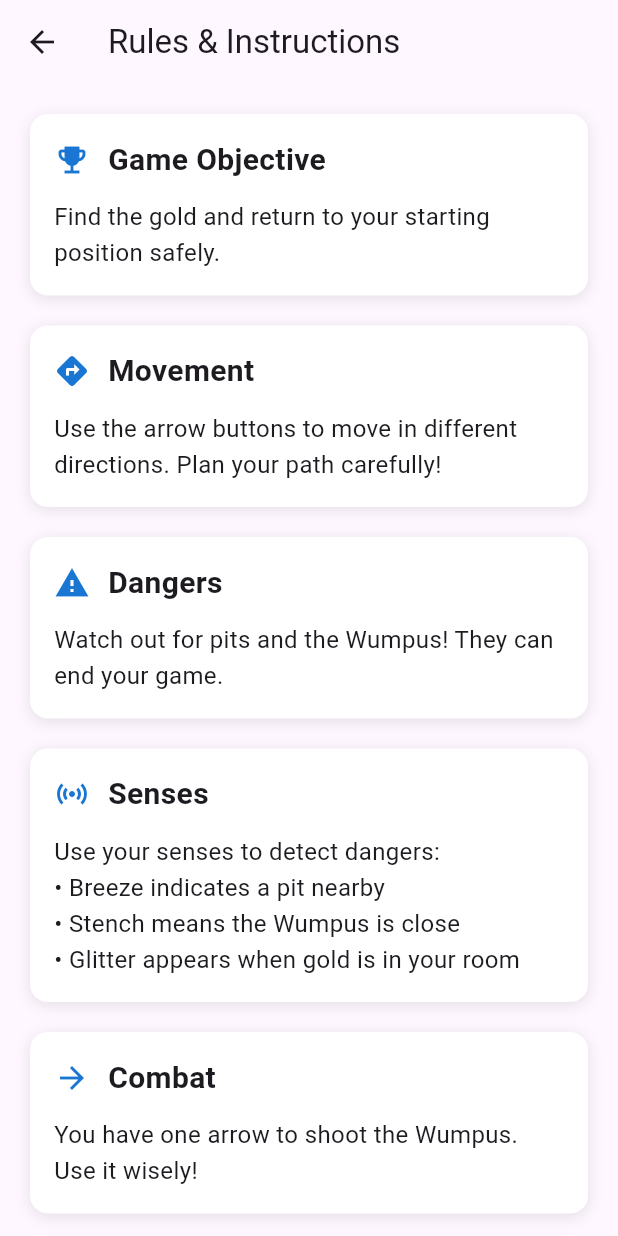
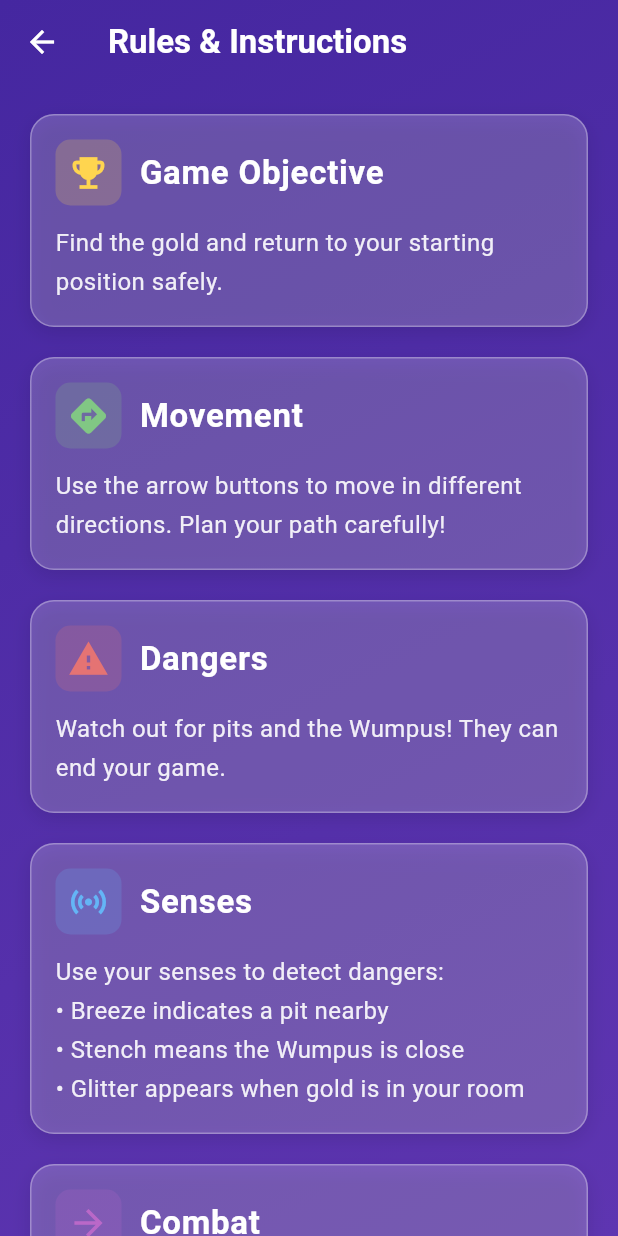
Before and after one commit to dbsmsen/wumpus-universe, a Flutter app: the RulesScreen screen opened by its route, on a phone screen of 412 x 824 dp. Run offline on Flutter 3.47's test engine with Material 3 defaults, Android fonts, the phone set to English and light mode, and no system bars; our stand-ins replace cloud_firestore, firebase_auth, firebase_core, google_sign_in; accounts and stored records are empty.

Commit message:
updated screens

```diff
--- a/lib/screens/rules_screen.dart
+++ b/lib/screens/rules_screen.dart
@@ -1,15 +1,47 @@
 import 'package:flutter/material.dart';
+import 'package:flutter/services.dart';
 
 class RulesScreen extends StatelessWidget {
   const RulesScreen({super.key});
 
   @override
   Widget build(BuildContext context) {
+    // Set system UI overlay style
+    SystemChrome.setSystemUIOverlayStyle(SystemUiOverlayStyle(
+      statusBarColor: Colors.transparent,
+      statusBarIconBrightness: Brightness.light,
+      systemNavigationBarColor: Colors.black.withOpacity(0.1),
+      systemNavigationBarIconBrightness: Brightness.light,
+    ));
+
     return Scaffold(
+      extendBodyBehindAppBar: true,
       appBar: AppBar(
-        title: const Text('Rules & Instructions'),
+        backgroundColor: Colors.transparent,
+        elevation: 0,
+        title: const Text(
+          'Rules & Instructions',
+          style: TextStyle(
+            color: Colors.white,
+            fontWeight: FontWeight.bold,
           ),
-      body: SingleChildScrollView(
+        ),
+        iconTheme: const IconThemeData(color: Colors.white),
+      ),
+      body: Container(
+        decoration: BoxDecoration(
+          gradient: LinearGradient(
+            begin: Alignment.topLeft,
+            end: Alignment.bottomRight,
+            colors: [
+              Colors.deepPurple.shade800,
+              Colors.deepPurple.shade600,
+            ],
+          ),
+        ),
+        child: SafeArea(
+          child: SingleChildScrollView(
+            physics: const BouncingScrollPhysics(),
             child: Padding(
               padding: const EdgeInsets.all(20.0),
               child: Column(
@@ -19,56 +51,69 @@ class RulesScreen extends StatelessWidget {
                     'Game Objective',
                     'Find the gold and return to your starting position safely.',
                     Icons.emoji_events,
+                    Colors.amber.shade300,
                   ),
                   _buildSection(
                     'Movement',
                     'Use the arrow buttons to move in different directions. Plan your path carefully!',
                     Icons.directions,
+                    Colors.green.shade300,
                   ),
                   _buildSection(
                     'Dangers',
                     'Watch out for pits and the Wumpus! They can end your game.',
                     Icons.warning,
+                    Colors.red.shade300,
                   ),
                   _buildSection(
                     'Senses',
                     'Use your senses to detect dangers:\n• Breeze indicates a pit nearby\n• Stench means the Wumpus is close\n• Glitter appears when gold is in your room',
                     Icons.sensors,
+                    Colors.blue.shade300,
                   ),
                   _buildSection(
                     'Combat',
                     'You have one arrow to shoot the Wumpus. Use it wisely!',
                     Icons.arrow_forward,
+                    Colors.purple.shade300,
                   ),
                   _buildSection(
                     'Scoring',
                     '• +1000 points for finding gold\n• +500 points for killing the Wumpus\n• -1000 points for falling into a pit or being eaten\n• -10 points for each move',
                     Icons.score,
+                    Colors.teal.shade300,
                   ),
                   _buildSection(
                     'Tips',
                     '• Always check for breeze and stench before moving\n• Plan your path to minimize moves\n• Remember where you started\n• Keep track of explored areas',
                     Icons.lightbulb,
+                    Colors.orange.shade300,
                   ),
                 ],
+              ),
+            ),
           ),
         ),
       ),
     );
   }
 
-  Widget _buildSection(String title, String content, IconData icon) {
+  Widget _buildSection(String title, String content, IconData icon, Color accentColor) {
     return Container(
       margin: const EdgeInsets.only(bottom: 20),
       padding: const EdgeInsets.all(16),
       decoration: BoxDecoration(
-        color: Colors.white,
-        borderRadius: BorderRadius.circular(12),
+        color: Colors.white.withOpacity(0.2),
+        borderRadius: BorderRadius.circular(16),
+        border: Border.all(
+          color: Colors.white.withOpacity(0.3),
+          width: 1,
+        ),
         boxShadow: [
           BoxShadow(
             color: Colors.black.withOpacity(0.1),
-            blurRadius: 8,
-            offset: const Offset(0, 2),
+            blurRadius: 10,
+            offset: const Offset(0, 4),
           ),
         ],
       ),
@@ -77,13 +122,22 @@ class RulesScreen extends StatelessWidget {
         children: [
           Row(
             children: [
-              Icon(icon, color: Colors.blue.shade700),
+              Container(
+                padding: const EdgeInsets.all(8),
+                decoration: BoxDecoration(
+                  color: accentColor.withOpacity(0.2),
+                  borderRadius: BorderRadius.circular(10),
+                ),
+                child: Icon(icon, color: accentColor, size: 28),
+              ),
               const SizedBox(width: 12),
               Text(
                 title,
-                style: const TextStyle(
-                  fontSize: 20,
+                style: TextStyle(
+                  fontSize: 22,
                   fontWeight: FontWeight.bold,
+                  color: Colors.white,
+                  letterSpacing: 0.5,
                 ),
               ),
             ],
@@ -91,9 +145,11 @@ class RulesScreen extends StatelessWidget {
           const SizedBox(height: 12),
           Text(
             content,
-            style: const TextStyle(
+            style: TextStyle(
               fontSize: 16,
-              height: 1.5,
+              height: 1.6,
+              color: Colors.white.withOpacity(0.9),
+              letterSpacing: 0.3,
             ),
           ),
         ],
```
Also changed, not shown: lib/screens/game_screen.dart (+66 -56 lines), lib/screens/initial_onboarding_screen.dart (+7 -38 lines). Lines whose indentation alone changed are shown as unchanged.
